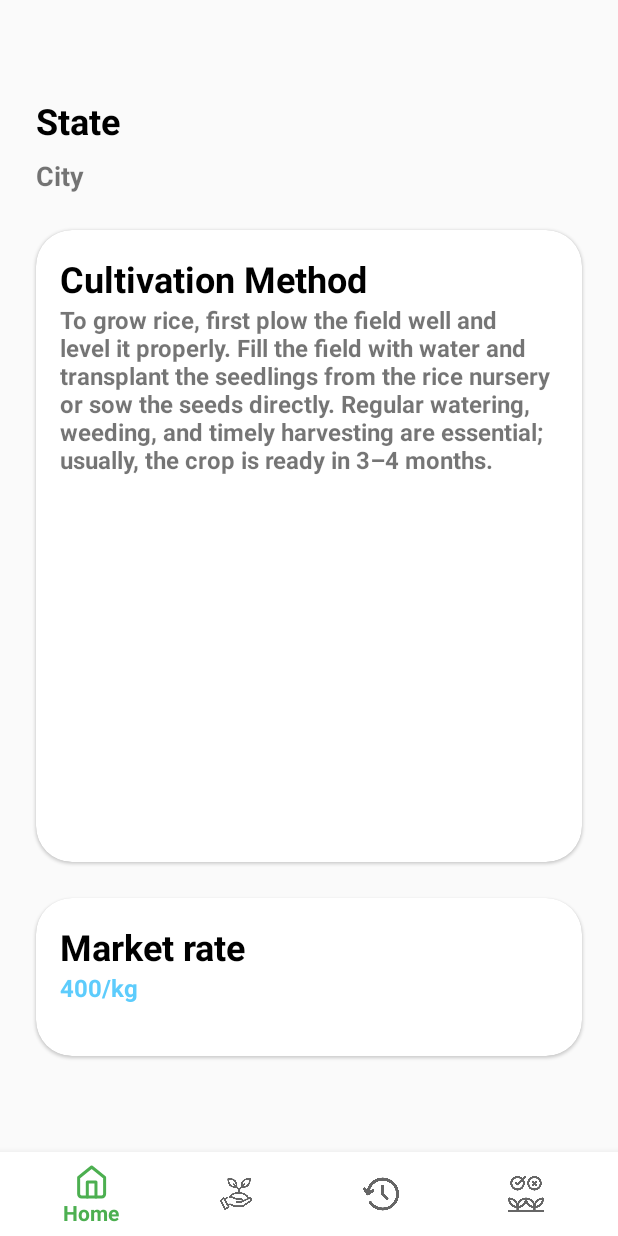
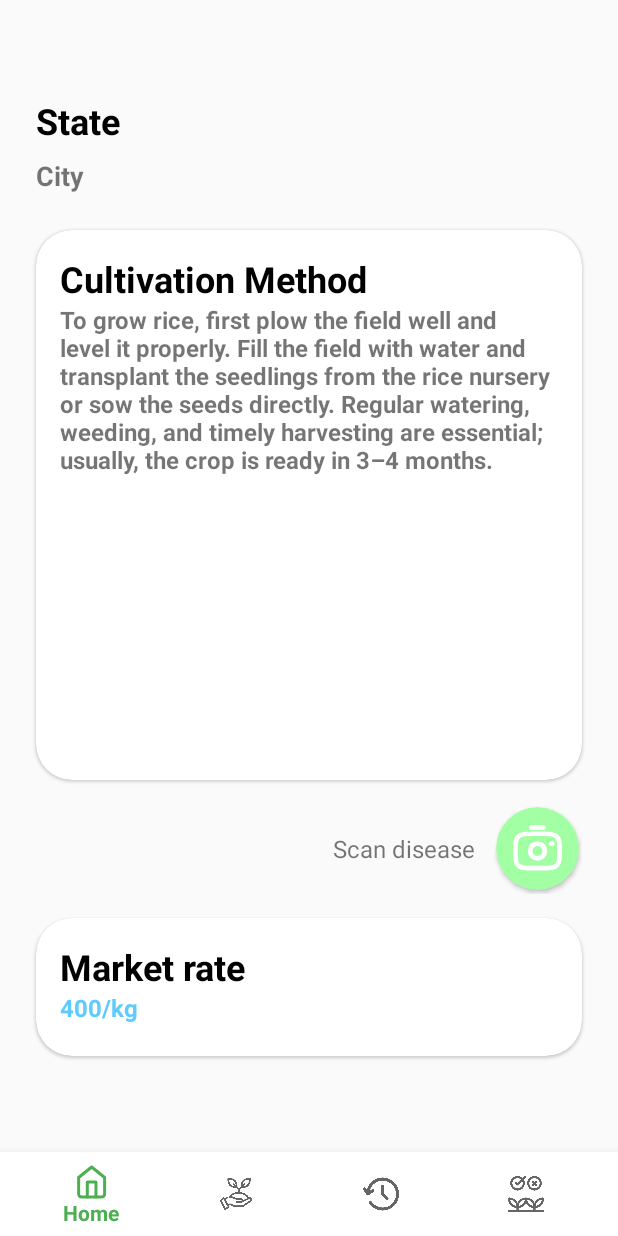
Before and after one commit to Kishanaa/Agri, an Android app: the fragment MainTwoFragment placed in its activity, on a phone screen of 412 x 824 dp. Run offline under Robolectric (Android 15) with nearby library versions, the phone set to English and light mode, and no system bars; our stand-ins replace Firebase (no records; nobody signed in at launch, a user with empty details on screens opened directly); network calls fail.

Commit message:
scan disease btn

```diff
--- a/app/src/main/java/com/aurorasphere/agri/MainTwoFragment.java
+++ b/app/src/main/java/com/aurorasphere/agri/MainTwoFragment.java
@@ -2,6 +2,7 @@ package com.aurorasphere.agri;
 
 import android.os.Bundle;
 
+import androidx.cardview.widget.CardView;
 import androidx.fragment.app.Fragment;
 
 import android.view.LayoutInflater;
@@ -18,6 +19,7 @@ import android.widget.Toast;
 public class MainTwoFragment extends Fragment {
 
     TextView stateName_tx,cityName_tx,cultivation_tx,price_tx;
+    CardView scanner;
 
     public MainTwoFragment() {
         // Required empty public constructor
@@ -33,6 +35,7 @@ public class MainTwoFragment extends Fragment {
         cityName_tx = view.findViewById(R.id.cityName_tx);
         cultivation_tx = view.findViewById(R.id.cultivation_tx);
         price_tx = view.findViewById(R.id.price_tx);
+        scanner = view.findViewById(R.id.scanner);
 
         CropSelectionManager.loadSelection(requireContext());
 
@@ -40,6 +43,12 @@ public class MainTwoFragment extends Fragment {
         String city = CropSelectionManager.getSelectedCity();
         String crop = CropSelectionManager.getSelectedCrop();
         CropInfo info = CropSelectionManager.getSelectedCropInfo();
+        scanner.setOnClickListener(new View.OnClickListener() {
+            @Override
+            public void onClick(View v) {
+                Toast.makeText(requireContext(), "Future Implementation", Toast.LENGTH_SHORT).show();
+            }
+        });
 
         if (state != null && city != null && crop != null && info != null) {
             stateName_tx.setText(state);
--- a/app/src/main/res/layout/fragment_main_two.xml
+++ b/app/src/main/res/layout/fragment_main_two.xml
@@ -78,11 +78,47 @@
             </LinearLayout>
         </androidx.cardview.widget.CardView>
 
+        <LinearLayout
+            android:layout_width="match_parent"
+            android:layout_height="60dp"
+            android:layout_marginEnd="24dp"
+            android:orientation="horizontal"
+            android:gravity="end|center"
+            android:layout_marginTop="16dp">
+
+            <TextView
+                android:layout_width="wrap_content"
+                android:layout_height="wrap_content"
+                android:text="Scan disease"
+                android:textSize="16sp"
+                android:layout_marginEnd="12dp"/>
+
+            <androidx.cardview.widget.CardView
+                android:id="@+id/scanner"
+                android:layout_width="55dp"
+                android:layout_height="55dp"
+                android:layout_gravity="end|center"
+                android:layout_margin="2dp"
+                app:cardBackgroundColor="#A2FFA3"
+                app:cardCornerRadius="28dp"
+                app:cardElevation="2dp">
+
+                <ImageView
+                    android:layout_width="match_parent"
+                    android:layout_height="match_parent"
+                    android:padding="8dp"
+                    android:tint="@color/white"
+                    android:src="@drawable/camera"/>
+            </androidx.cardview.widget.CardView>
+
+        </LinearLayout>
+
+
         <androidx.cardview.widget.CardView
             android:layout_width="match_parent"
             android:layout_height="0dp"
             android:layout_marginStart="24dp"
-            android:layout_marginTop="24dp"
+            android:layout_marginTop="16dp"
             android:layout_marginEnd="24dp"
             android:layout_marginBottom="24dp"
             android:layout_weight="1"
```
